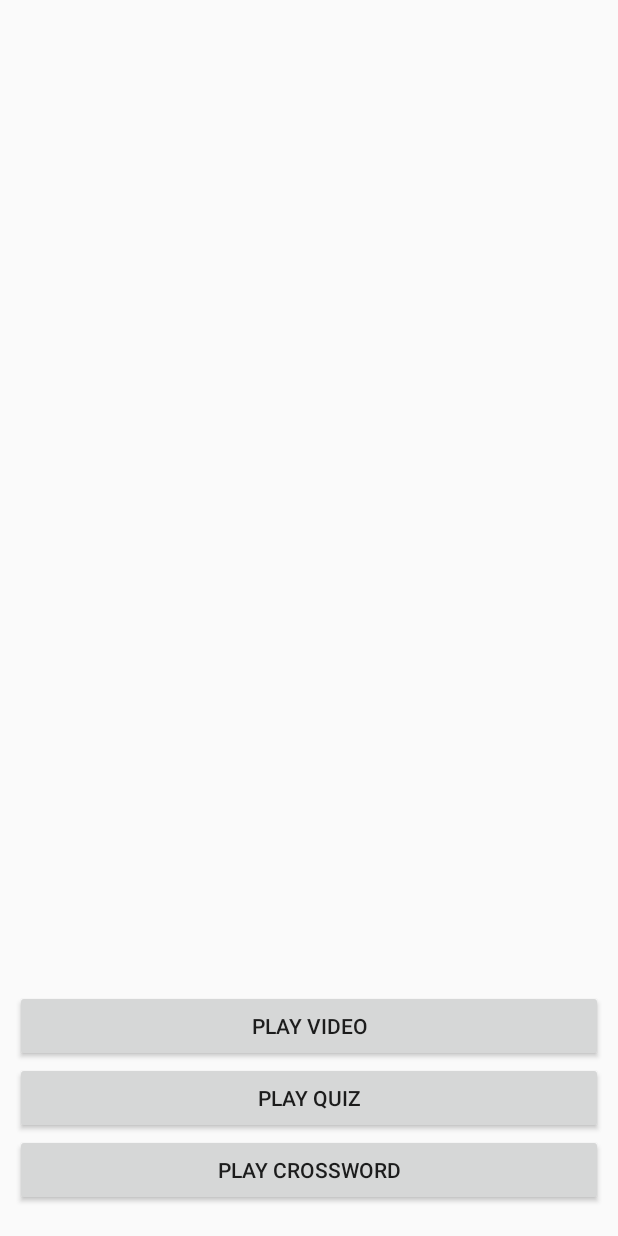
After one commit to project-android2017009/E-Learning-App, an Android app: the layout hover_card_view.xml on its own in the app's theme, with its tools: preview values and no code run, on a phone screen of 412 x 824 dp. The commit adds this screen. Run offline under Robolectric (Android 15) with nearby library versions, the phone set to English and light mode, and no system bars.

Commit message:
hover on cardview

```diff
--- a/app/build.gradle
+++ b/app/build.gradle
@@ -29,7 +29,11 @@ dependencies {
     compile 'com.android.support:design:26.+'
     compile 'com.android.support.constraint:constraint-layout:1.0.2'
     compile 'com.android.support:support-v4:26.+'
+    compile 'com.daimajia.easing:library:1.0.0@aar'
+    compile 'com.daimajia.androidanimations:library:1.1.2@aar'
+    compile 'com.daimajia.androidviewhover:library:1.0.4@aar'
     compile 'de.hdodenhof:circleimageview:2.1.0'
     compile 'com.android.support:cardview-v7:26.0.0-alpha1'
     testCompile 'junit:junit:4.12'
+    compile 'com.nineoldandroids:library:2.4.0'
 }
--- a/app/src/main/AndroidManifest.xml
+++ b/app/src/main/AndroidManifest.xml
@@ -6,7 +6,6 @@
 
     <application
         android:allowBackup="true"
-        android:icon="@drawable/logo"
         android:label="@string/app_name"
         android:roundIcon="@mipmap/ic_launcher_round"
         android:supportsRtl="true"
@@ -22,10 +21,7 @@
                 <category android:name="android.intent.category.LAUNCHER" />
             </intent-filter>
         </activity>
-        <activity
-            android:name=".Activity.CourseSelect.CourseSelectionActivity"
-            android:screenOrientation="portrait"
-            android:theme="@style/NoActionBar" />
+
         <activity
             android:name=".Activity.SliderWalkthroughActivity"
             android:screenOrientation="portrait"
--- a/app/src/main/java/com/software_solutions/optimus_tech_project201709/Adapters/DemoVideoAdapter.java
+++ b/app/src/main/java/com/software_solutions/optimus_tech_project201709/Adapters/DemoVideoAdapter.java
@@ -34,7 +34,7 @@ public class DemoVideoAdapter extends RecyclerView.Adapter<SlipDataHolder> {
     public SlipDataHolder onCreateViewHolder(ViewGroup parent, int viewType) {
         Context context = parent.getContext();
         LayoutInflater inflater = (LayoutInflater) context.getSystemService(Context.LAYOUT_INFLATER_SERVICE);
-        View view = inflater.inflate(R.layout.abc_demo_video, parent, false);
+        View view = inflater.inflate(R.layout.abc_card_view_video, parent, false);
         return new SlipDataHolder(view);
 
     }
--- /dev/null
+++ b/app/src/main/res/layout/hover_card_view.xml
@@ -0,0 +1,31 @@
+<?xml version="1.0" encoding="utf-8"?>
+<RelativeLayout xmlns:android="http://schemas.android.com/apk/res/android"
+    android:layout_width="match_parent"
+    android:layout_height="match_parent"
+    android:layout_marginBottom="20dp"
+    android:layout_marginLeft="10dp"
+    android:layout_marginRight="10dp"
+    android:orientation="vertical">
+
+    <Button
+        android:layout_above="@+id/hover_play_quiz"
+        android:id="@+id/hover_play_video"
+        android:layout_width="match_parent"
+        android:layout_height="wrap_content"
+        android:text="Play Video" />
+
+    <Button
+        android:layout_above="@+id/hover_play_crossword"
+        android:id="@+id/hover_play_quiz"
+        android:layout_width="match_parent"
+        android:layout_height="wrap_content"
+        android:text="Play Quiz" />
+
+    <Button
+        android:id="@+id/hover_play_crossword"
+        android:layout_width="match_parent"
+        android:layout_height="wrap_content"
+        android:layout_alignParentBottom="true"
+        android:text="Play Crossword" />
+
+</RelativeLayout>
```
Also changed, not shown: app/src/main/java/com/software_solutions/optimus_tech_project201709/Activity/SubjectActivity.java (+35 -2 lines), app/src/main/java/com/software_solutions/optimus_tech_project201709/Adapters/LessonVideoAdapter.java (+97 -88 lines), app/src/main/res/layout/abc_card_view_video.xml (added, +83 -0 lines), app/src/main/res/layout/abc_demo_video.xml (deleted, +0 -72 lines).
